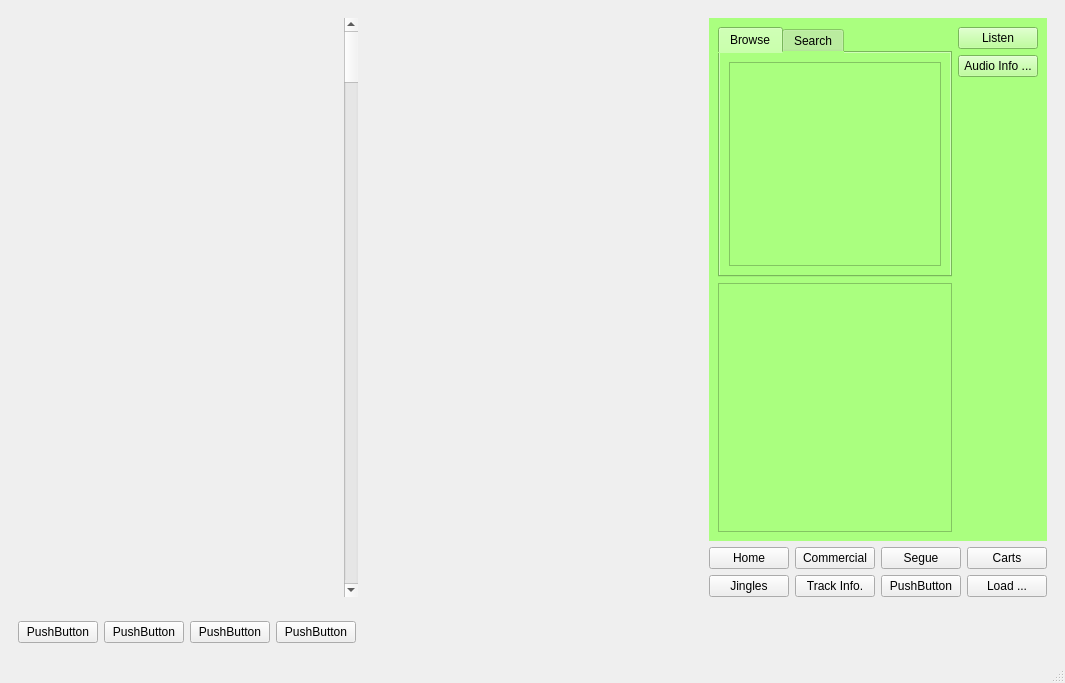
The window that rave/OATS/mainwindow.ui (pgathogo/raven) describes before a commit, drawn with Qt 5.
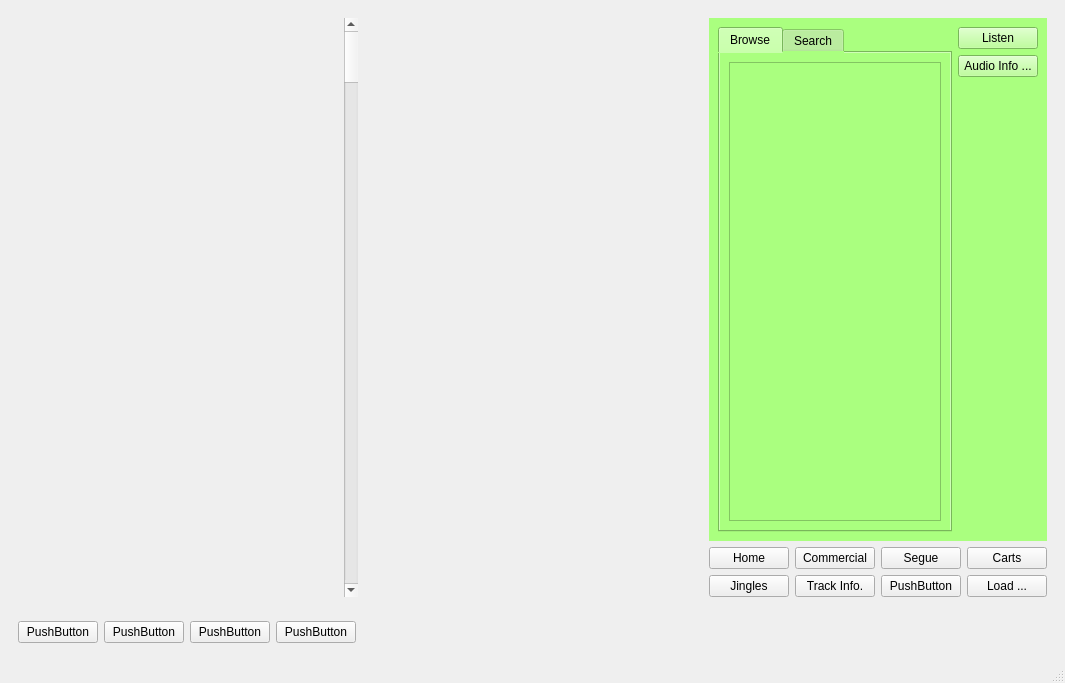
The same window after the commit. The open tabs and pages were chosen to show the change.

Patch:
```diff
--- a/rave/OATS/mainwindow.ui
+++ b/rave/OATS/mainwindow.ui
@@ -129,7 +129,7 @@
                  <item>
                   <layout class="QHBoxLayout" name="horizontalLayout_3">
                    <item>
-                    <layout class="QVBoxLayout" name="verticalLayout_7">
+                    <layout class="QVBoxLayout" name="verticalLayout_5">
                      <item>
                       <widget class="QTabWidget" name="twLoad">
                        <property name="currentIndex">
@@ -139,7 +139,7 @@
                         <attribute name="title">
                          <string>Browse</string>
                         </attribute>
-                        <layout class="QVBoxLayout" name="verticalLayout_5">
+                        <layout class="QVBoxLayout" name="verticalLayout_7">
                          <item>
                           <widget class="QTreeView" name="tvFolder"/>
                          </item>
@@ -153,10 +153,7 @@
                       </widget>
                      </item>
                      <item>
-                      <widget class="QTableView" name="tvTracks"/>
-                     </item>
-                     <item>
-                      <layout class="QHBoxLayout" name="hlLetterFilter"/>
+                      <layout class="QVBoxLayout" name="vlTracks"/>
                      </item>
                     </layout>
                    </item>
```
Left out of the diff: 2 changed lines with no effect on the pictures.
